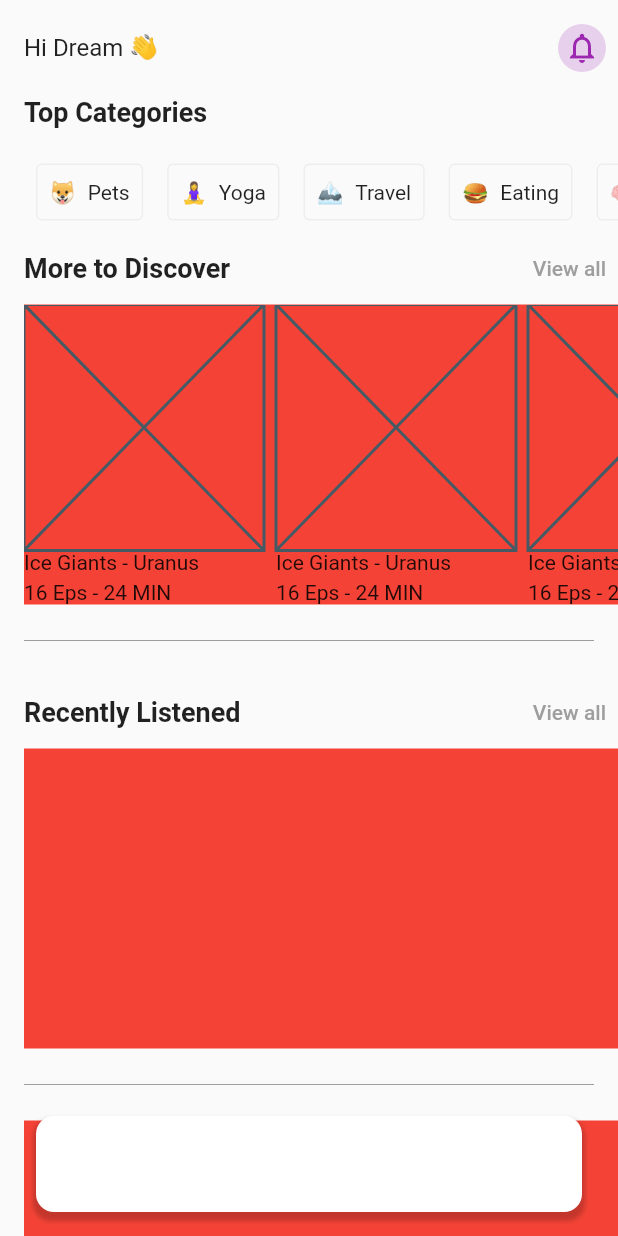
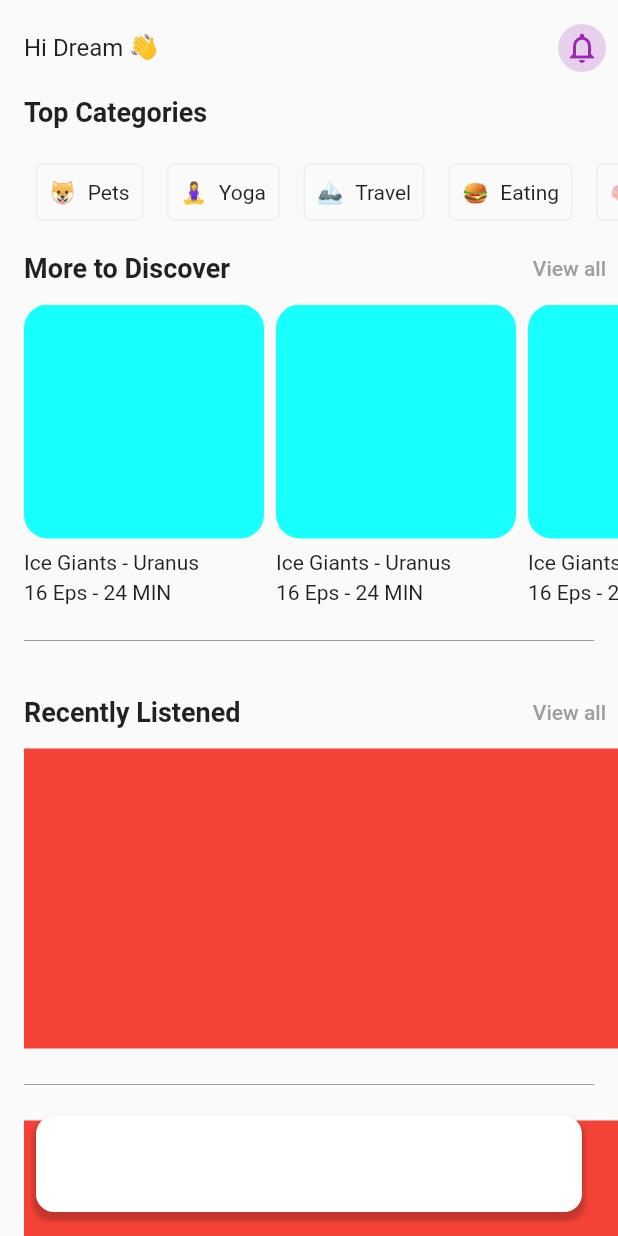
Before and after one commit to JAICHANGPARK/flutter_notebook_19th_story, a Flutter app: the screen it shows after launch, on a phone screen of 412 x 824 dp. Run offline on Flutter 3.47's test engine with Material 2 defaults, Android fonts, the phone set to English and light mode, and no system bars; our stand-ins replace cached_network_image, countup, fl_chart, flutter_riverpod, freezed_annotation, smooth_page_indicator and 1 more.

Commit message:
Update podcast_home_page.dart

```diff
--- a/lib/ep1134_podcast_app/src/ui/podcast_home_page.dart
+++ b/lib/ep1134_podcast_app/src/ui/podcast_home_page.dart
@@ -119,7 +119,7 @@ class _PodcastHomePageState extends State<PodcastHomePage> {
                           Container(
                             height: 200,
                             decoration: const BoxDecoration(
-                              color: Colors.red,
+                              // color: Colors.red,
                             ),
                             child: ListView.builder(
                               scrollDirection: Axis.horizontal,
@@ -128,17 +128,28 @@ class _PodcastHomePageState extends State<PodcastHomePage> {
                                 return Padding(
                                   padding: const EdgeInsets.only(right: 8),
                                   child: SizedBox(
-
                                     width: 160,
                                     child: Column(
                                       crossAxisAlignment: CrossAxisAlignment.start,
                                       children: [
-                                        Expanded(child: Placeholder()),
+                                        Expanded(
+                                          child: Container(
+                                            decoration: BoxDecoration(
+                                              color: Colors.cyanAccent,
+                                              borderRadius: BorderRadius.circular(16),
+                                            ),
+                                          ),
+                                        ),
+                                        const SizedBox(
+                                          height: 8,
+                                        ),
                                         Column(
                                           crossAxisAlignment: CrossAxisAlignment.start,
-                                          children: [
+                                          children: const [
                                             Text("Ice Giants - Uranus"),
-                                            SizedBox(height: 4,),
+                                            SizedBox(
+                                              height: 4,
+                                            ),
                                             Text("16 Eps - 24 MIN")
                                           ],
                                         )
```
